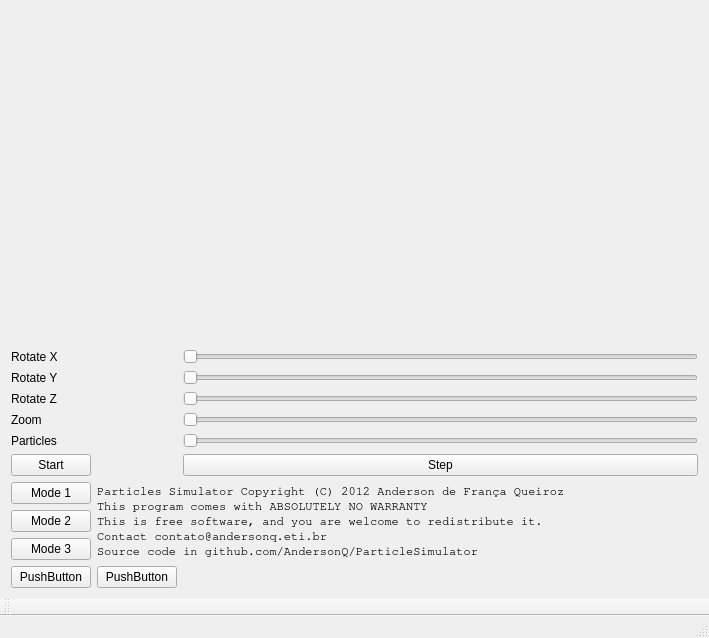
First picture: the form in mainwindow.ui, repository AndersonQ/ParticleSumulator, before the edit.
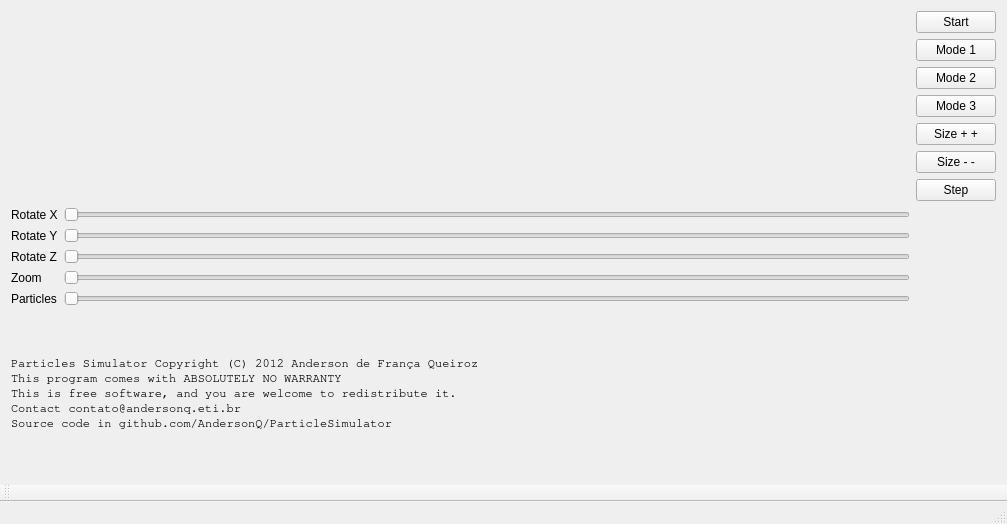
Second picture: the form after the edit. Custom widgets are drawn as their Qt base class.

Commit message: Window layout changed

The edit to the form file:
```diff
--- a/mainwindow.ui
+++ b/mainwindow.ui
@@ -6,8 +6,8 @@
    <rect>
     <x>0</x>
     <y>0</y>
-    <width>709</width>
-    <height>638</height>
+    <width>1007</width>
+    <height>524</height>
    </rect>
   </property>
   <property name="windowTitle">
@@ -15,108 +15,10 @@
   </property>
   <widget class="QWidget" name="centralWidget">
    <layout class="QGridLayout" name="gridLayout">
-    <item row="0" column="0" rowspan="2" colspan="3">
+    <item row="0" column="0" rowspan="7" colspan="2">
      <widget class="OpenGL" name="widget" native="true"/>
     </item>
-    <item row="2" column="2">
-     <widget class="QSlider" name="xslider">
-      <property name="maximum">
-       <number>360</number>
-      </property>
-      <property name="orientation">
-       <enum>Qt::Horizontal</enum>
-      </property>
-     </widget>
-    </item>
-    <item row="3" column="2">
-     <widget class="QSlider" name="yslider">
-      <property name="maximum">
-       <number>360</number>
-      </property>
-      <property name="orientation">
-       <enum>Qt::Horizontal</enum>
-      </property>
-     </widget>
-    </item>
-    <item row="4" column="2">
-     <widget class="QSlider" name="zslider">
-      <property name="maximum">
-       <number>360</number>
-      </property>
-      <property name="orientation">
-       <enum>Qt::Horizontal</enum>
-      </property>
-     </widget>
-    </item>
-    <item row="2" column="0">
-     <widget class="QLabel" name="labelx">
-      <property name="text">
-       <string>Rotate X</string>
-      </property>
-     </widget>
-    </item>
-    <item row="3" column="0">
-     <widget class="QLabel" name="labely">
-      <property name="text">
-       <string>Rotate Y</string>
-      </property>
-     </widget>
-    </item>
-    <item row="4" column="0">
-     <widget class="QLabel" name="labelz">
-      <property name="text">
-       <string>Rotate Z</string>
-      </property>
-     </widget>
-    </item>
-    <item row="5" column="0">
-     <widget class="QLabel" name="labelzoom">
-      <property name="text">
-       <string>Zoom</string>
-      </property>
-     </widget>
-    </item>
-    <item row="5" column="2">
-     <widget class="QSlider" name="zoomsider">
-      <property name="minimum">
-       <number>1</number>
-      </property>
-      <property name="maximum">
-       <number>100</number>
-      </property>
-      <property name="orientation">
-       <enum>Qt::Horizontal</enum>
-      </property>
-     </widget>
-    </item>
-    <item row="6" column="2">
-     <widget class="QSlider" name="particleNum">
-      <property name="minimum">
-       <number>1</number>
-      </property>
-      <property name="maximum">
-       <number>1000</number>
-      </property>
-      <property name="orientation">
-       <enum>Qt::Horizontal</enum>
-      </property>
-     </widget>
-    </item>
-    <item row="6" column="0">
-     <widget class="QLabel" name="label">
-      <property name="text">
-       <string>Particles</string>
-      </property>
-     </widget>
-    </item>
-    <item row="7" column="0">
-     <widget class="QPushButton" name="pushButton_2">
-      <property name="text">
-       <string>Start</string>
-      </property>
-     </widget>
-    </item>
-    <item row="11" column="1" rowspan="3" colspan="2">
+    <item row="12" column="0" colspan="3">
      <widget class="QLabel" name="label_2">
       <property name="font">
        <font>
@@ -132,45 +34,143 @@
       </property>
      </widget>
     </item>
-    <item row="7" column="2">
+    <item row="8" column="0">
+     <widget class="QLabel" name="labely">
+      <property name="text">
+       <string>Rotate Y</string>
+      </property>
+     </widget>
+    </item>
+    <item row="7" column="1">
+     <widget class="QSlider" name="xslider">
+      <property name="maximum">
+       <number>360</number>
+      </property>
+      <property name="orientation">
+       <enum>Qt::Horizontal</enum>
+      </property>
+     </widget>
+    </item>
+    <item row="11" column="1">
+     <widget class="QSlider" name="particleNum">
+      <property name="minimum">
+       <number>1</number>
+      </property>
+      <property name="maximum">
+       <number>1000</number>
+      </property>
+      <property name="orientation">
+       <enum>Qt::Horizontal</enum>
+      </property>
+     </widget>
+    </item>
+    <item row="7" column="0">
+     <widget class="QLabel" name="labelx">
+      <property name="text">
+       <string>Rotate X</string>
+      </property>
+     </widget>
+    </item>
+    <item row="10" column="1">
+     <widget class="QSlider" name="zoomsider">
+      <property name="minimum">
+       <number>1</number>
+      </property>
+      <property name="maximum">
+       <number>100</number>
+      </property>
+      <property name="orientation">
+       <enum>Qt::Horizontal</enum>
+      </property>
+     </widget>
+    </item>
+    <item row="9" column="0">
+     <widget class="QLabel" name="labelz">
+      <property name="text">
+       <string>Rotate Z</string>
+      </property>
+     </widget>
+    </item>
+    <item row="10" column="0">
+     <widget class="QLabel" name="labelzoom">
+      <property name="text">
+       <string>Zoom</string>
+      </property>
+     </widget>
+    </item>
+    <item row="9" column="1">
+     <widget class="QSlider" name="zslider">
+      <property name="maximum">
+       <number>360</number>
+      </property>
+      <property name="orientation">
+       <enum>Qt::Horizontal</enum>
+      </property>
+     </widget>
+    </item>
+    <item row="8" column="1">
+     <widget class="QSlider" name="yslider">
+      <property name="maximum">
+       <number>360</number>
+      </property>
+      <property name="orientation">
+       <enum>Qt::Horizontal</enum>
+      </property>
+     </widget>
+    </item>
+    <item row="11" column="0">
+     <widget class="QLabel" name="label">
+      <property name="text">
+       <string>Particles</string>
+      </property>
+     </widget>
+    </item>
+    <item row="6" column="2">
      <widget class="QPushButton" name="stepButton">
       <property name="text">
        <string>Step</string>
       </property>
      </widget>
     </item>
-    <item row="11" column="0">
+    <item row="4" column="2">
+     <widget class="QPushButton" name="pushButton_5">
+      <property name="text">
+       <string>Size + +</string>
+      </property>
+     </widget>
+    </item>
+    <item row="1" column="2">
      <widget class="QPushButton" name="pushButton">
       <property name="text">
        <string>Mode 1</string>
       </property>
      </widget>
     </item>
-    <item row="12" column="0">
+    <item row="2" column="2">
      <widget class="QPushButton" name="pushButton_3">
       <property name="text">
        <string>Mode 2</string>
       </property>
      </widget>
     </item>
-    <item row="13" column="0">
+    <item row="3" column="2">
      <widget class="QPushButton" name="pushButton_4">
       <property name="text">
        <string>Mode 3</string>
       </property>
      </widget>
     </item>
-    <item row="14" column="0">
-     <widget class="QPushButton" name="pushButton_5">
-      <property name="text">
-       <string>PushButton</string>
-      </property>
-     </widget>
-    </item>
-    <item row="14" column="1">
+    <item row="5" column="2">
      <widget class="QPushButton" name="pushButton_6">
       <property name="text">
-       <string>PushButton</string>
+       <string>Size - -</string>
+      </property>
+     </widget>
+    </item>
+    <item row="0" column="2">
+     <widget class="QPushButton" name="pushButton_2">
+      <property name="text">
+       <string>Start</string>
       </property>
      </widget>
     </item>
```
Left out of the diff: 2 changed lines with no effect on the pictures.
